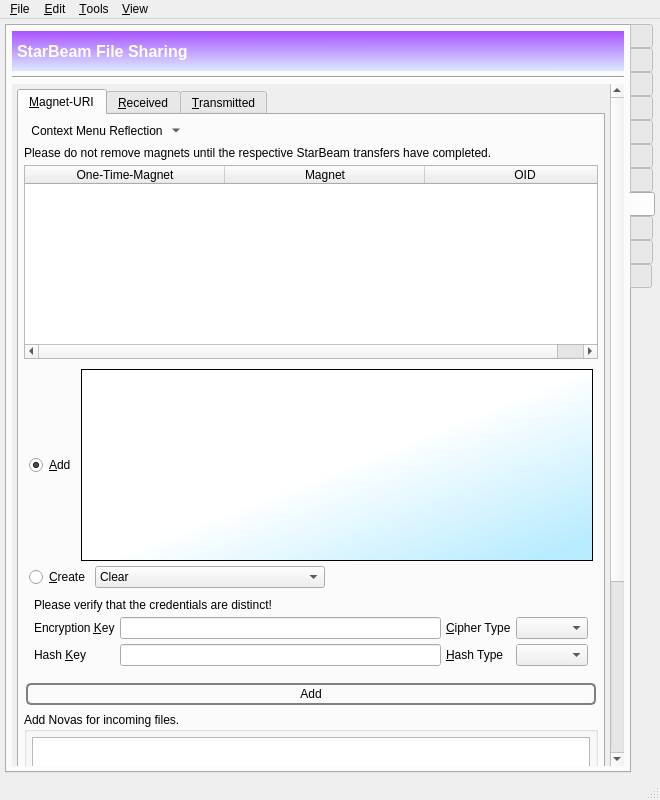
Old version of the form branches/trunk/GoldBug-UI/spot-on-controlcenter.ui in the repository textbrowser/spot-on.
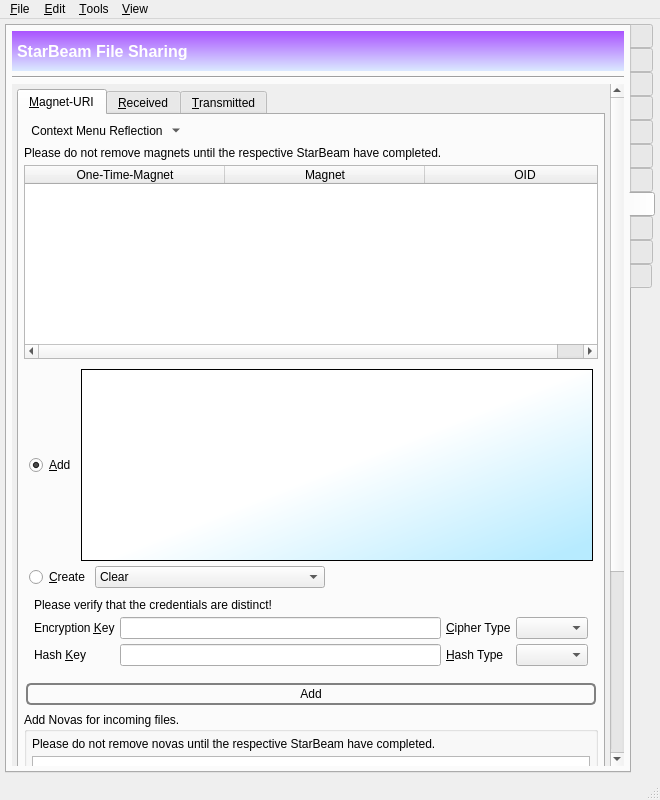
New version of the form. The open tabs and pages were chosen to show the change. Icons and pictures are not drawn. Custom widgets are drawn as their Qt base class.

Commit message: Nova information.

```diff
--- a/branches/trunk/GoldBug-UI/spot-on-controlcenter.ui
+++ b/branches/trunk/GoldBug-UI/spot-on-controlcenter.ui
@@ -7774,7 +7774,7 @@
              <x>0</x>
              <y>0</y>
              <width>585</width>
-             <height>1013</height>
+             <height>1037</height>
             </rect>
            </property>
            <layout class="QVBoxLayout" name="verticalLayout_43">
@@ -7849,7 +7849,7 @@
                 <item>
                  <widget class="QLabel" name="label_129">
                   <property name="text">
-                   <string>Please do not remove magnets until the respective StarBeam transfers have completed.</string>
+                   <string>Please do not remove magnets until the respective StarBeam have completed.</string>
                   </property>
                   <property name="wordWrap">
                    <bool>true</bool>
@@ -8157,6 +8157,16 @@
                    <property name="margin">
                     <number>5</number>
                    </property>
+                   <item>
+                    <widget class="QLabel" name="label_130">
+                     <property name="text">
+                      <string>Please do not remove novas until the respective StarBeam have completed.</string>
+                     </property>
+                     <property name="wordWrap">
+                      <bool>true</bool>
+                     </property>
+                    </widget>
+                   </item>
                    <item>
                     <widget class="QListWidget" name="novas">
                      <property name="tabKeyNavigation">
```
Left out of the diff: 18 changed lines with no effect on the pictures. The commit also changes 2 other files.
